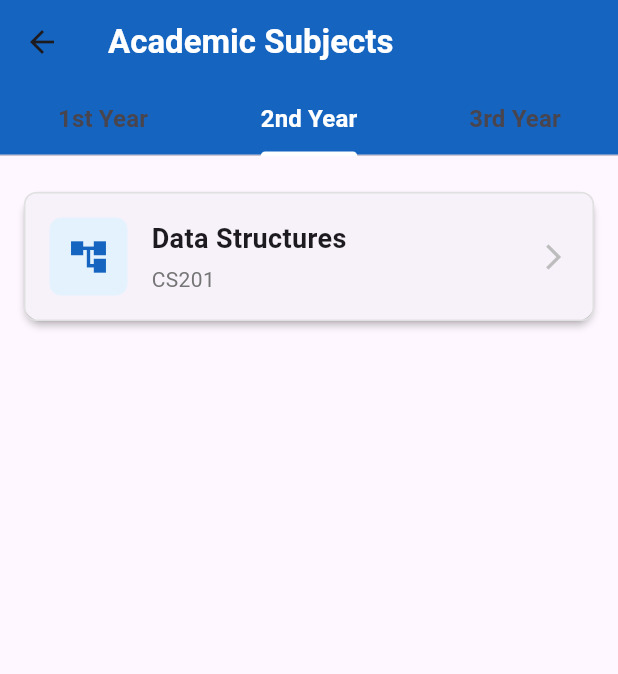
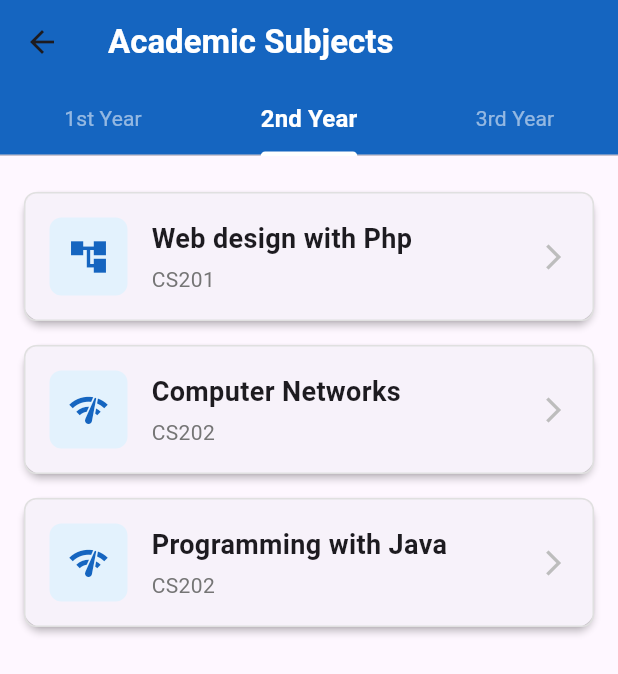
Before and after one commit to aakash524/code_library, a Flutter app: the YearTabsScreen screen opened directly, tab 2 chosen, on a phone screen of 412 x 824 dp. Shown: the top 674 px of the screen. Run offline on Flutter 3.47's test engine with Material 3 defaults, Android fonts, the light colour scheme and no system bars.

```diff
--- a/lib/screens/bsc/select_year_screen.dart
+++ b/lib/screens/bsc/select_year_screen.dart
@@ -7,6 +7,7 @@ class StudentYearSelectionScreen extends StatelessWidget {
   Widget build(BuildContext context) {
     return Scaffold(
       backgroundColor: Colors.white,
+          appBar: AppBar(title: Text('Select Year')),
       body: Center(
         child: Column(
           mainAxisAlignment: MainAxisAlignment.center,
--- a/lib/screens/bsc/tab_bsc.dart
+++ b/lib/screens/bsc/tab_bsc.dart
@@ -42,19 +42,44 @@ class SubjectsData {
     ],
     2: [
       Subject(
-        name: 'Data Structures',
+        name: 'Web design with Php',
         code: 'CS201',
         description: 'Advanced data structures and algorithms',
         icon: Icons.account_tree,
       ),
+      Subject(
+        name: 'Computer Networks',
+        code: 'CS202',
+        description: 'Introduction to computer networks and security',
+        icon: Icons.network_check,
+      ),
+       Subject(
+        name: 'Programming with Java',
+        code: 'CS202',
+        description: 'Introduction to computer networks and security',
+        icon: Icons.network_check,
+      ),
+
       // Add more subjects...
     ],
     3: [
       Subject(
-        name: 'Machine Learning',
+        name: 'Web design with Angular',
         code: 'CS301',
         description: 'Introduction to machine learning and AI concepts',
         icon: Icons.psychology,
+      ),
+      Subject(
+        name: 'Operating Systems',
+        code: 'CS302',
+        description: 'Database management and SQL queries',
+        icon: Icons.storage,
+      ),
+       Subject(
+        name: 'Programming with Python',
+        code: 'CS302',
+        description: 'Database management and SQL queries',
+        icon: Icons.storage,
       ),
       // Add more subjects...
     ],
@@ -71,7 +96,7 @@ class SubjectDetailScreen extends StatelessWidget {
   Widget build(BuildContext context) {
     return Scaffold(
       appBar: AppBar(
-        title: Text(subject.name),
+        title: Text(subject.name, style: const TextStyle(color: Colors.white)),
         backgroundColor: Colors.blue[800],
       ),
       body: Container(
@@ -223,6 +248,11 @@ class YearTabsScreen extends StatelessWidget {
               fontWeight: FontWeight.bold,
               color: Colors.white,
             ),
+            unselectedLabelStyle: const TextStyle(
+              fontSize: 14,
+              fontWeight: FontWeight.normal,
+              color: Colors.white54,
+            ),
             tabs: const [
               Tab(text: '1st Year'),
               Tab(text: '2nd Year'),
--- a/lib/screens/home_screen.dart
+++ b/lib/screens/home_screen.dart
@@ -136,8 +136,7 @@ class _HomeScreenState extends State<HomeScreen> {
   child: Padding(
     padding: const EdgeInsets.all(16),
     child: GridView.builder(
-                        gridDelegate:
-                            const SliverGridDelegateWithFixedCrossAxisCount(
+      gridDelegate: const SliverGridDelegateWithFixedCrossAxisCount(
         crossAxisCount: 2,
         crossAxisSpacing: 25,
         mainAxisSpacing: 20,
@@ -148,15 +147,12 @@ class _HomeScreenState extends State<HomeScreen> {
         final book = _filteredBooks[index];
         return GestureDetector(
           onTap: () {
-                              if (book.title == 'BSc E-Books') {
             Navigator.push(
               context,
               MaterialPageRoute(
-                                    builder: (context) =>
-                                        const StudentYearSelectionScreen(),
+                builder: (context) => StudentYearSelectionScreen(),
               ),
             );
-                              }
           },
           child: Container(
             decoration: BoxDecoration(
@@ -166,8 +162,10 @@ class _HomeScreenState extends State<HomeScreen> {
                 BoxShadow(
                   color: Colors.black.withOpacity(0.1),
                   blurRadius: 5,
-                                        offset: const Offset(0, 3))
-                                  ]),
+                  offset: const Offset(0, 3),
+                ),
+              ],
+            ),
             child: Column(
               mainAxisAlignment: MainAxisAlignment.center,
               children: [
@@ -180,20 +178,23 @@ class _HomeScreenState extends State<HomeScreen> {
                   book.title,
                   style: const TextStyle(
                     fontWeight: FontWeight.bold,
-                                        fontSize: 16),
+                    fontSize: 16,
+                  ),
                 ),
                 Text(
                   book.description,
                   textAlign: TextAlign.center,
                   style: TextStyle(
                     color: Colors.grey.shade700,
-                                        fontSize: 12),
+                    fontSize: 12,
+                  ),
                 ),
               ],
             ),
           ),
         );
-                        }),
+      },
+    ),
   ),
 )
               ],
```
Lines whose indentation alone changed are shown as unchanged.
